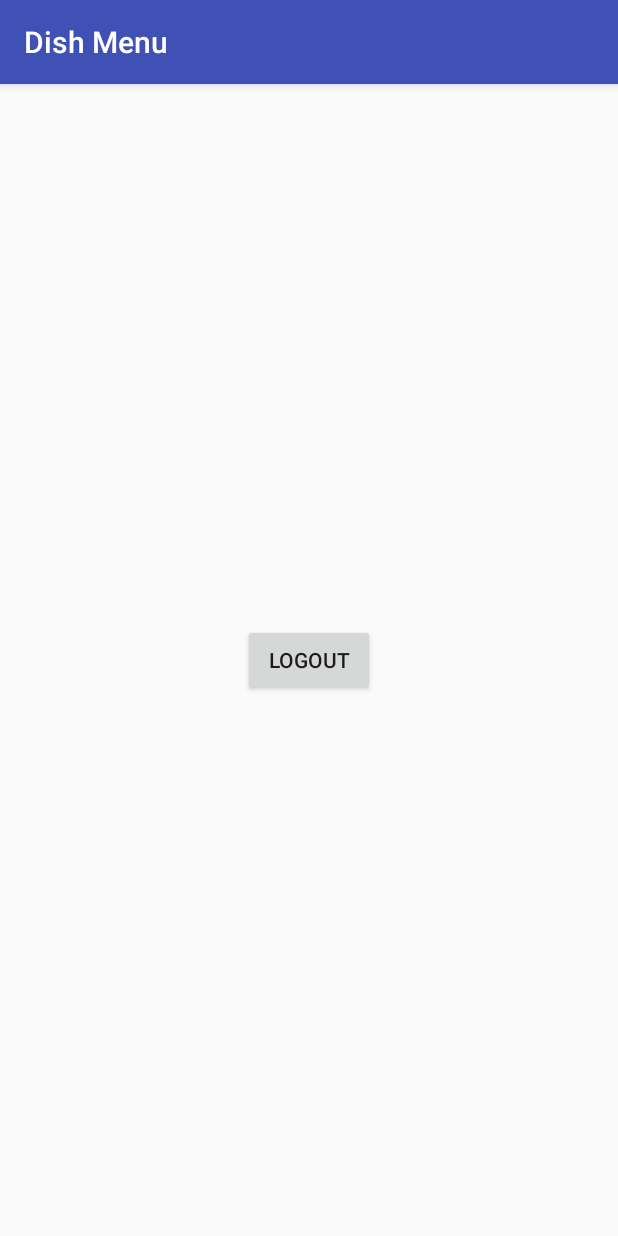
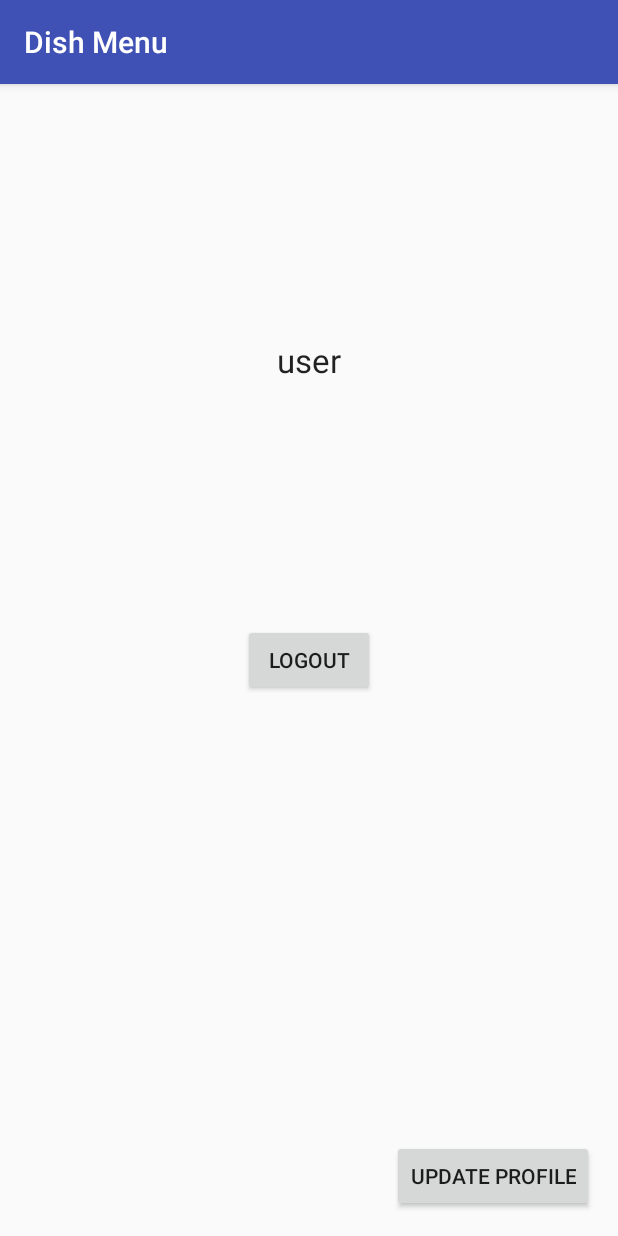
Before and after one commit to vinilprabhu/Dish-Menu-Android, an Android app: the screen it shows after launch once a user with an empty profile is signed in (Home), on a phone screen of 412 x 824 dp. Run offline under Robolectric (Android 15) with nearby library versions, the phone set to English and light mode, and no system bars; our stand-ins replace Firebase (no records; nobody signed in at launch, a user with empty details on screens opened directly).

Commit message:
update profile

```diff
--- a/app/build.gradle
+++ b/app/build.gradle
@@ -23,8 +23,9 @@ dependencies {
     compile fileTree(dir: 'libs', include: ['*.jar'])
     testCompile 'junit:junit:4.12'
     compile 'com.android.support:appcompat-v7:25.0.0'
-    compile 'com.google.firebase:firebase-auth:9.2.1'
-    compile 'com.google.android.gms:play-services-auth:9.2.1'
+    compile 'com.google.firebase:firebase-auth:9.8.0'
+    compile 'com.google.android.gms:play-services-auth:9.8.0'
+    compile 'com.google.firebase:firebase-database:9.8.0'
 }
 
 apply plugin: 'com.google.gms.google-services'
--- a/app/src/main/java/com/vinil/dishmenu/Home.java
+++ b/app/src/main/java/com/vinil/dishmenu/Home.java
@@ -14,8 +14,8 @@ public class Home extends AppCompatActivity {
 
     private FirebaseAuth firebaseAuth;
 
-    private TextView tvEmail;
-    private Button bLogout;
+    private TextView tvEmail,tvUID,tvName;
+    private Button bLogout,buttonup;
 
     @Override
     protected void onCreate(Bundle savedInstanceState) {
@@ -29,14 +29,20 @@ public class Home extends AppCompatActivity {
             finish();
 
             startActivity(new Intent(this, Login.class));
-        }
-
+        }else{
             FirebaseUser user=firebaseAuth.getCurrentUser();
 
             tvEmail=(TextView)findViewById(R.id.textViewEmail);
+            tvUID=(TextView)findViewById(R.id.textViewUID);
+            tvName=(TextView)findViewById(R.id.textViewName);
             bLogout=(Button)findViewById(R.id.buttonLogout);
+            buttonup=(Button)findViewById(R.id.buttonup);
 
             tvEmail.setText(user.getEmail());
+            String Uid=user.getUid();
+            tvUID.setText(Uid);
+            String name = user.getDisplayName();
+            tvName.setText(name);
 
             bLogout.setOnClickListener(new View.OnClickListener() {
                 @Override
@@ -50,6 +56,18 @@ public class Home extends AppCompatActivity {
                 }
             });
 
+            buttonup.setOnClickListener(new View.OnClickListener() {
+                @Override
+                public void onClick(View view) {
+
+
+                    startActivity(new Intent(getApplicationContext(), UserDetails.class));
+                }
+            });
+        }
+
+
+
 
 
     }
--- a/app/src/main/java/com/vinil/dishmenu/MainActivity.java
+++ b/app/src/main/java/com/vinil/dishmenu/MainActivity.java
@@ -32,13 +32,16 @@ public class MainActivity extends AppCompatActivity{
     private EditText editTextPassword;
     private Button buttonSignup,buttonSignin;
     private ProgressDialog progressDialog;
-    private SignInButton gsb;
-
-    private static final int RC_SIGN_IN=1;
-    private static final String TAG="Main_Activity";
 
 
-    private GoogleApiClient mGoogleApiClient;
+//    private SignInButton gsb;
+//
+//    private static final int RC_SIGN_IN=1;
+//    private static final String TAG="MainActivity";
+//
+//    private GoogleApiClient mGoogleApiClient;
+//
+
     private FirebaseAuth firebaseAuth;
     private FirebaseAuth.AuthStateListener firebaseAuthListener;
 
@@ -57,27 +60,28 @@ public class MainActivity extends AppCompatActivity{
                     finish();
 
                     //and open profile activity
-                    startActivity(new Intent(getApplicationContext(), Home.class));
+                    // User is signed in
+
+                    startActivity(new Intent(getApplicationContext(), UserDetails.class));
                 }
             }
         };
 
-        // Configure Google Sign In
-        GoogleSignInOptions gso = new GoogleSignInOptions.Builder(GoogleSignInOptions.DEFAULT_SIGN_IN)
-                .requestIdToken(getString(R.string.default_web_client_id))
-                .requestEmail()
-                .build();
-
-
-
-        mGoogleApiClient=new GoogleApiClient.Builder(getApplicationContext()).enableAutoManage(this, new GoogleApiClient.OnConnectionFailedListener() {
-            @Override
-            public void onConnectionFailed(@NonNull ConnectionResult connectionResult) {
-
-                Toast.makeText(MainActivity.this,"Connection Error!",Toast.LENGTH_SHORT).show();
-            }
-        }).addApi(Auth.GOOGLE_SIGN_IN_API,gso).build();
-
+//        // Configure Google Sign In
+//        GoogleSignInOptions gso = new GoogleSignInOptions.Builder(GoogleSignInOptions.DEFAULT_SIGN_IN)
+//                .requestIdToken(getString(R.string.default_web_client_id))
+//                .requestEmail()
+//                .build();
+//
+//
+//
+//        mGoogleApiClient=new GoogleApiClient.Builder(getApplicationContext()).enableAutoManage(this, new GoogleApiClient.OnConnectionFailedListener() {
+//            @Override
+//            public void onConnectionFailed(@NonNull ConnectionResult connectionResult) {
+//
+//                Toast.makeText(MainActivity.this,"Connection Error!",Toast.LENGTH_SHORT).show();
+//            }
+//        }).addApi(Auth.GOOGLE_SIGN_IN_API,gso).build();
 
 
         editTextEmail = (EditText) findViewById(R.id.editTextEmail);
@@ -86,17 +90,17 @@ public class MainActivity extends AppCompatActivity{
         buttonSignup = (Button) findViewById(R.id.buttonSignup);
         buttonSignin = (Button) findViewById(R.id.buttonSignin);
 
-        gsb=(SignInButton)findViewById(R.id.gsb);
+//        gsb=(SignInButton)findViewById(R.id.gsb);
 
         progressDialog = new ProgressDialog(this);
 
 
-        gsb.setOnClickListener(new View.OnClickListener() {
-            @Override
-            public void onClick(View view) {
-                signIn();
-            }
-        });
+//        gsb.setOnClickListener(new View.OnClickListener() {
+//            @Override
+//            public void onClick(View view) {
+//                signIn();
+//            }
+//        });
 
 
         buttonSignup.setOnClickListener(new View.OnClickListener() {
@@ -124,53 +128,53 @@ public class MainActivity extends AppCompatActivity{
         firebaseAuth.addAuthStateListener(firebaseAuthListener);
     }
 
-    private void signIn() {
-        Intent signInIntent = Auth.GoogleSignInApi.getSignInIntent(mGoogleApiClient);
-        startActivityForResult(signInIntent, RC_SIGN_IN);
-    }
+//    private void signIn() {
+//        Intent signInIntent = Auth.GoogleSignInApi.getSignInIntent(mGoogleApiClient);
+//        startActivityForResult(signInIntent, RC_SIGN_IN);
+//    }
 
 
-    @Override
-    public void onActivityResult(int requestCode, int resultCode, Intent data) {
-        super.onActivityResult(requestCode, resultCode, data);
+//    @Override
+//    public void onActivityResult(int requestCode, int resultCode, Intent data) {
+//        super.onActivityResult(requestCode, resultCode, data);
+//
+//        // Result returned from launching the Intent from GoogleSignInApi.getSignInIntent(...);
+//        if (requestCode == RC_SIGN_IN) {
+//            GoogleSignInResult result = Auth.GoogleSignInApi.getSignInResultFromIntent(data);
+//            if (result.isSuccess()) {
+//                // Google Sign In was successful, authenticate with Firebase
+//                GoogleSignInAccount account = result.getSignInAccount();
+//                firebaseAuthWithGoogle(account);
+//            } else {
+//                // Google Sign In failed, update UI appropriately
+//                // ...
+//            }
+//        }
+//    }
 
-        // Result returned from launching the Intent from GoogleSignInApi.getSignInIntent(...);
-        if (requestCode == RC_SIGN_IN) {
-            GoogleSignInResult result = Auth.GoogleSignInApi.getSignInResultFromIntent(data);
-            if (result.isSuccess()) {
-                // Google Sign In was successful, authenticate with Firebase
-                GoogleSignInAccount account = result.getSignInAccount();
-                firebaseAuthWithGoogle(account);
-            } else {
-                // Google Sign In failed, update UI appropriately
-                // ...
-            }
-        }
-    }
-
-    private void firebaseAuthWithGoogle(GoogleSignInAccount account) {
-        Log.d(TAG, "firebaseAuthWithGoogle:" + account.getId());
-
-        AuthCredential credential = GoogleAuthProvider.getCredential(account.getIdToken(), null);
-        firebaseAuth.signInWithCredential(credential)
-                .addOnCompleteListener(this, new OnCompleteListener<AuthResult>() {
-                    @Override
-                    public void onComplete(@NonNull Task<AuthResult> task) {
-                        Log.d(TAG, "signInWithCredential:onComplete:" + task.isSuccessful());
-
-                        // If sign in fails, display a message to the user. If sign in succeeds
-                        // the auth state listener will be notified and logic to handle the
-                        // signed in user can be handled in the listener.
-                        if (!task.isSuccessful()) {
-                            Log.w(TAG, "signInWithCredential", task.getException());
-                            Toast.makeText(MainActivity.this, "Authentication failed.",
-                                    Toast.LENGTH_SHORT).show();
-                        }
-                        // ...
-                    }
-                });
-
-    }
+//    private void firebaseAuthWithGoogle(GoogleSignInAccount account) {
+//        Log.d(TAG, "firebaseAuthWithGoogle:" + account.getId());
+//
+//        AuthCredential credential = GoogleAuthProvider.getCredential(account.getIdToken(), null);
+//        firebaseAuth.signInWithCredential(credential)
+//                .addOnCompleteListener(this, new OnCompleteListener<AuthResult>() {
+//                    @Override
+//                    public void onComplete(@NonNull Task<AuthResult> task) {
+//                        Log.d(TAG, "signInWithCredential:onComplete:" + task.isSuccessful());
+//
+//                        // If sign in fails, display a message to the user. If sign in succeeds
+//                        // the auth state listener will be notified and logic to handle the
+//                        // signed in user can be handled in the listener.
+//                        if (!task.isSuccessful()) {
+//                            Log.w(TAG, "signInWithCredential", task.getException());
+//                            Toast.makeText(MainActivity.this, "Authentication failed.",
+//                                    Toast.LENGTH_SHORT).show();
+//                        }
+//                        // ...
+//                    }
+//                });
+//
+//    }
 
 
     private void registerUser() {
--- a/app/src/main/res/layout/activity_home.xml
+++ b/app/src/main/res/layout/activity_home.xml
@@ -13,7 +13,7 @@
         android:layout_width="wrap_content"
         android:layout_height="wrap_content"
         android:textAppearance="?android:attr/textAppearanceLarge"
-        android:text="Large Text"
+        android:text="email"
         android:id="@+id/textViewEmail"
         android:layout_gravity="center_horizontal"
         android:layout_alignParentTop="true"
@@ -27,4 +27,33 @@
         android:layout_gravity="center_horizontal"
         android:layout_centerVertical="true"
         android:layout_centerHorizontal="true" />
+
+    <TextView
+        android:layout_width="wrap_content"
+        android:layout_height="wrap_content"
+        android:textAppearance="?android:attr/textAppearanceLarge"
+        android:text="uid"
+        android:id="@+id/textViewUID"
+        android:layout_below="@+id/textViewName"
+        android:layout_centerHorizontal="true"
+        android:layout_marginTop="41dp" />
+
+    <Button
+        android:layout_width="wrap_content"
+        android:layout_height="wrap_content"
+        android:text="update profile"
+        android:id="@+id/buttonup"
+        android:layout_alignParentBottom="true"
+        android:layout_alignParentEnd="true" />
+
+    <TextView
+        android:layout_width="wrap_content"
+        android:layout_height="wrap_content"
+        android:textAppearance="?android:attr/textAppearanceLarge"
+        android:text="name"
+        android:id="@+id/textViewName"
+        android:layout_marginTop="53dp"
+        android:layout_below="@+id/textViewEmail"
+        android:layout_centerHorizontal="true" />
+
 </RelativeLayout>
```
Also changed, not shown: app/src/main/AndroidManifest.xml (+4 -3 lines), app/src/main/java/com/vinil/dishmenu/UserDetails.java (added, +87 -0 lines), app/src/main/res/layout/activity_main.xml (+6 -6 lines), app/src/main/res/layout/activity_user_details.xml (added, +71 -0 lines), 2464 other files. Lines whose indentation alone changed are shown as unchanged.
